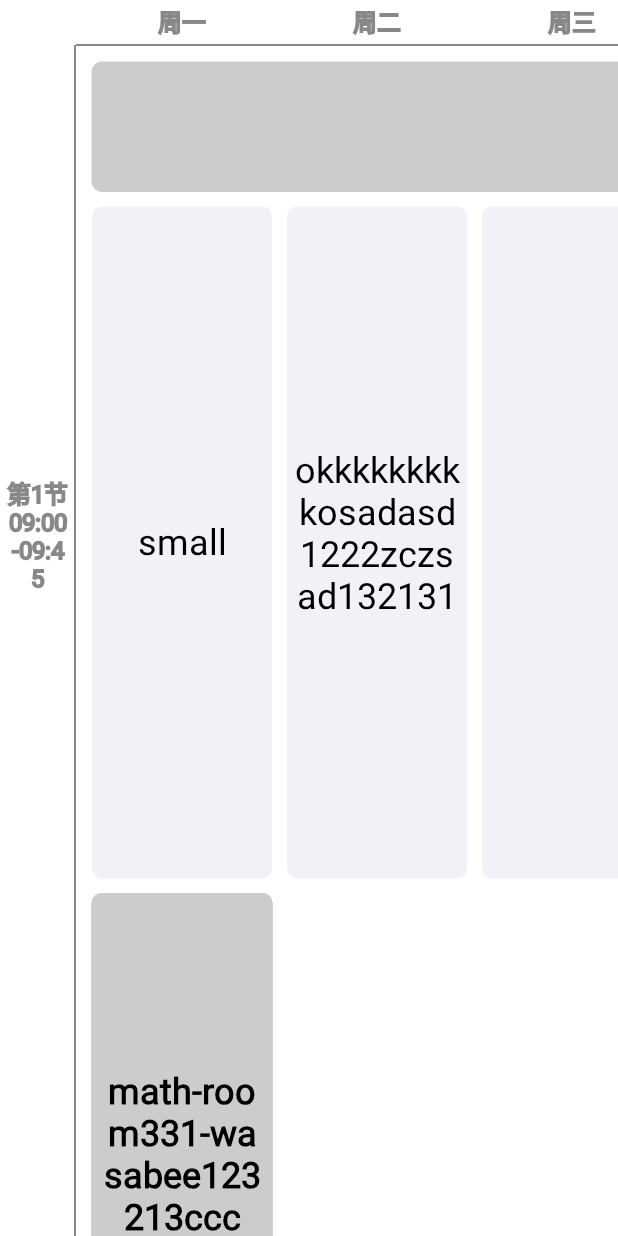
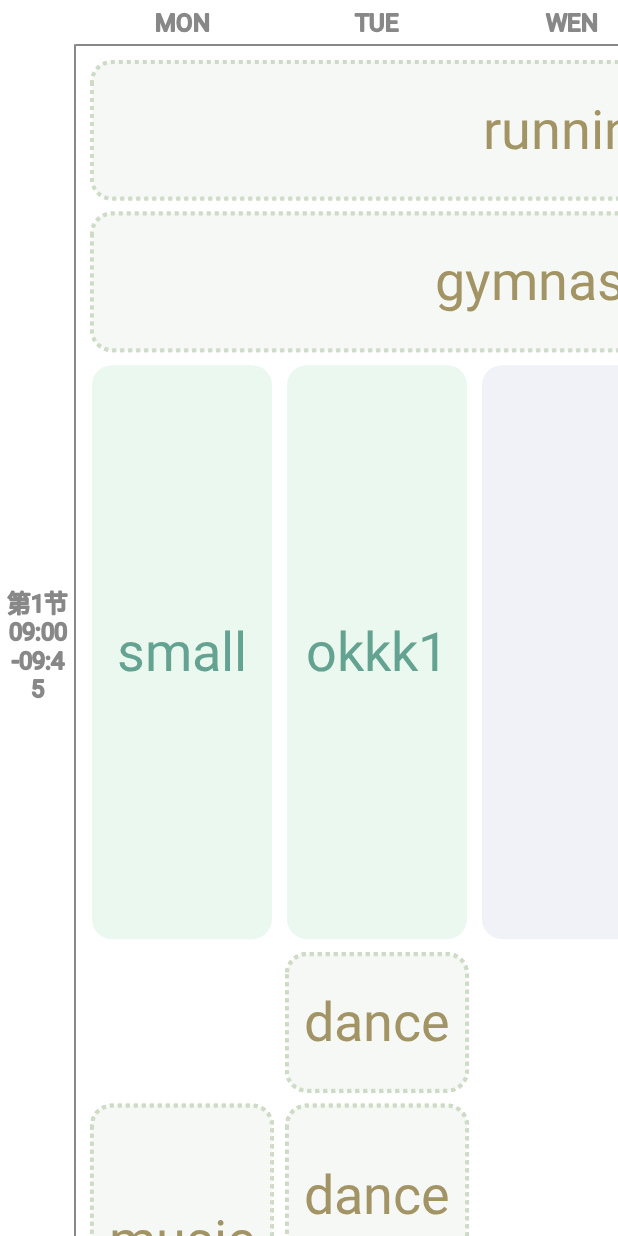
Before and after one commit to kazarf007/LessonSchedulePro, an Android app: the screen it shows after launch (MainActivity), on a phone screen of 412 x 824 dp. Run offline under Robolectric (Android 15) with nearby library versions, the phone set to English and light mode, and no system bars; 13 statements that could not run were skipped.

Commit message:
优化，图片待适配

```diff
--- a/app/src/main/java/com/example/lessontablepro/MainActivity.kt
+++ b/app/src/main/java/com/example/lessontablepro/MainActivity.kt
@@ -15,27 +15,27 @@ class MainActivity : AppCompatActivity() {
         super.onCreate(savedInstanceState)
         setContentView(R.layout.activity_main)
         val table = findViewById<LessonScheduleProView>(R.id.table)
-        table.configScheduleSize(7, 8).setLessonData(
+        table
+            .configDrawer(lessonDrawer = MyLessonDrawer(this) , breakLessonDrawer = MyBreakDrawer())
+            .configScheduleSize(5, 5)
+            .setLessonData(
                 listOf(
-                    InnerLesson(2, 1, "okkkkkkkkkosadasd1222zczsad132131"),
-                    InnerLesson(2, 2, "math-room123-J.Koan"),
+                    InnerLesson(2, 1, "okkk1"),
+                    InnerLesson(2, 3, "math-room123-J.Koan"),
                     InnerLesson(1, 1, "small"),
-                    InnerLesson(2, 2, "small2"),
-                    InnerLesson(2, 2, "math-room123-J.Koan"),
+                    InnerLesson(2, 2, "math-room321-J.Koan"),
                     InnerLesson(6, 2, "math-room123-J.Koan"),
                 )
             )
             .setSerialBreakLessonData(
                 listOf(
-                    InnerBreakLesson(1, "running", true, 0),
-                    Inner2BreakLesson(1, 2, "art-room331-kk", false, 0), //星期1，第2节之后
-                    Inner2BreakLesson(1, 2, "1-2-before_1", true, 5),//星期1，第2节之前 1
-                    Inner2BreakLesson(2, 2, "2-2-before_1", true, 5),//星期2，第2节之前 0
-                    Inner2BreakLesson(1, 2, "1-2-before_2", true, 2),//星期1，第2节之前 2
-                    Inner2BreakLesson(2, 2, "wait", false, 0),//星期2，第2节之后 0
-                    Inner2BreakLesson(1, 2, "math-room331-wasabee123213ccc", true, 1),//星期1，第2节之前 0
-                    Inner2BreakLesson(3, 2, "3-2-before_1", true, 5),//星期3，第2节之前 0
-
+                    InnerBreakLesson(1, "running", true, 1),
+                    InnerBreakLesson(1, "gymnastics", true, 3),
+                    Inner2BreakLesson(1, 2, "music", true, 1),//星期1，第2节之前 1
+                    Inner2BreakLesson(2, 2, "dance", true, 0),//星期2，第2节之前 0
+                    Inner2BreakLesson(2, 2, "dance2", true, 1),//星期2，第2节之前 0
+                    Inner2BreakLesson(3, 2, "painting", true, 3),//星期1，第2节之前 2
+                    Inner2BreakLesson(4, 2, "balls", true, 4),//星期3，第2节之前 0
                 )
             )
             .addClickListener(object : ScheduleClickListener {
--- a/app/src/main/java/com/example/lessontablepro/MyLessonDrawer.kt
+++ b/app/src/main/java/com/example/lessontablepro/MyLessonDrawer.kt
@@ -1,9 +1,74 @@
 package com.example.lessontablepro
 
+import android.content.Context
+import android.graphics.*
+import android.util.Log
 import com.jaygee.lessonschedule.drawer.DefaultLessonDrawer
+import com.jaygee.lessonschedule.drawer.SerialBreakDrawer
+import com.jaygee.lessonschedule.model.LessonCell
+import com.jaygee.lessonschedule.util.generateRoundBitmap
 
 /**
  *  create on 1/3/2023
  **/
-class MyLessonDrawer : DefaultLessonDrawer() {
+class MyLessonDrawer(val context: Context) : DefaultLessonDrawer(54f) {
+
+    override val textColor
+        get() = Color.parseColor("#64A291")
+
+    override val bgColor: Int
+        get() = Color.parseColor("#EAF8EF")
+
+    override val emptyColor: Int
+        get() = Color.parseColor("#F0F2F7")
+
+    lateinit var imgMath : Bitmap
+
+
+    override fun drawBg(canvas: Canvas?, cell: LessonCell, label: List<String?>, paint: Paint) {
+        if (label.any { it?.contains("math") == true }){
+//            canvas?.drawBitmap(imgMath, rect, cell.rectF ,paint)
+
+            if (!::imgMath.isInitialized){
+                imgMath = generateRoundBitmap(BitmapFactory.decodeResource(context.resources , R.mipmap.img_math) ,
+                    cell.cellWidth , cell.cellHeight,20f, 20f)
+            }
+//            canvas?.drawBitmap(imgMath, rect ,cell.rectF, null)
+            canvas?.drawBitmap(imgMath, cell.rectF.left , cell.rectF.top, null)
+        }else{
+            super.drawBg(canvas, cell, label, paint)
+        }
+    }
+
+    override fun drawContent(canvas: Canvas?, cell: LessonCell, label: List<String?>) {
+        if (label.none { it?.contains("math") == true }){
+            super.drawContent(canvas, cell, label)
+        }
+    }
 }
+
+
+class MyBreakDrawer : SerialBreakDrawer(54f ,10f){
+
+    override val textColor: Int
+        get() = Color.parseColor("#A29464")
+
+    override val bgColor: Int
+        get() = Color.parseColor("#F5F8F4")
+
+    val borderColor = Color.parseColor("#CEDCC7")
+
+    val dashPathEffect = DashPathEffect(floatArrayOf(4f,4f) ,0f)
+
+    override fun drawBg(canvas: Canvas?, path: Path, paint: Paint) {
+        paint.color = bgColor
+        paint.style = Paint.Style.FILL
+        canvas?.drawPath(path , paint)
+        paint.style = Paint.Style.STROKE
+        paint.color = borderColor
+        paint.strokeWidth = 4f
+        paint.pathEffect = dashPathEffect
+        canvas?.drawPath(path , paint)
+        paint.style = Paint.Style.FILL
+    }
+}
--- a/lib_lesson_schedule/src/main/java/com/jaygee/lessonschedule/drawer/DefaultBorderDrawer.kt
+++ b/lib_lesson_schedule/src/main/java/com/jaygee/lessonschedule/drawer/DefaultBorderDrawer.kt
@@ -11,14 +11,14 @@ import com.jaygee.lessonschedule.util.generateMultiLineString
 /**
  *  create on 24/2/2023
  **/
-class DefaultBorderDrawer(
+open class DefaultBorderDrawer(
     var tvSize: Float,
     var color: Int,
     var marginX: Float,
     var marginY: Float
 ) : BorderDrawer {
 
-    private val mPaint: TextPaint by lazy {
+    protected val mPaint: TextPaint by lazy {
         TextPaint().apply {
             style = Paint.Style.FILL_AND_STROKE
             this.textSize = tvSize
@@ -27,6 +27,8 @@ class DefaultBorderDrawer(
             this.color = color
             this.strokeWidth = 2f
             this.textAlign = Paint.Align.CENTER
+            this.strokeJoin = Paint.Join.ROUND
+            this.strokeCap = Paint.Cap.ROUND
         }
     }
 
@@ -47,14 +49,14 @@ class DefaultBorderDrawer(
 
     override fun lessonIndexMargin() = marginY + lineSize() * 2
 
-    val map = mapOf<Int, String>(
-        Pair(1, "周一"),
-        Pair(2, "周二"),
-        Pair(3, "周三"),
-        Pair(4, "周四"),
-        Pair(5, "周五"),
-        Pair(6, "周六"),
-        Pair(7, "周日")
+    open val map = mapOf<Int, String>(
+        Pair(1, "MON"),
+        Pair(2, "TUE"),
+        Pair(3, "WEN"),
+        Pair(4, "THR"),
+        Pair(5, "FRI"),
+        Pair(6, "SAT"),
+        Pair(7, "SUN")
     )
 
 
--- a/lib_lesson_schedule/src/main/java/com/jaygee/lessonschedule/drawer/DefaultLessonDrawer.kt
+++ b/lib_lesson_schedule/src/main/java/com/jaygee/lessonschedule/drawer/DefaultLessonDrawer.kt
@@ -3,6 +3,7 @@ package com.jaygee.lessonschedule.drawer
 import android.graphics.Canvas
 import android.graphics.Color
 import android.graphics.Paint
+import android.graphics.Path
 import android.text.TextPaint
 import com.jaygee.lessonschedule.drawer.base.LessonDrawer
 import com.jaygee.lessonschedule.model.LessonCell
@@ -12,19 +13,18 @@ import com.jaygee.lessonschedule.util.drawMultiLineText
 /**
  *  create on 13/2/2023
  **/
-open class DefaultLessonDrawer() : LessonDrawer {
+open class DefaultLessonDrawer(var tvSize : Float) : LessonDrawer {
 
-    open var textColor: Int = Color.parseColor("#000000")
+    open val textColor: Int = Color.parseColor("#000000")
 
-    val bgColor: Int
+    open val bgColor: Int
         get() = Color.parseColor("#F0F2F7")
 
-    val emptyColor: Int
+    open val emptyColor: Int
         get() = Color.parseColor("#F0F2F7")
 
-    var tvSize : Float = 36f
 
-    val mPaint: TextPaint by lazy {
+    protected val mPaint: TextPaint by lazy {
         TextPaint().apply {
             style = Paint.Style.FILL_AND_STROKE
             this.textSize = tvSize
@@ -44,16 +44,23 @@ open class DefaultLessonDrawer() : LessonDrawer {
 
 
     override fun draw(canvas: Canvas?, cell: LessonCell, label : List<String?>) {
+        drawBg(canvas,cell,label,mPaint)
+        drawContent(canvas, cell, label)
+    }
+
+    open fun drawBg(canvas: Canvas? , cell : LessonCell , label : List<String?> , paint: Paint){
         mPaint.color = if (label.isEmpty() || label.none { !it.isNullOrEmpty() }) {
             emptyColor
         } else {
             bgColor
         }
         canvas?.drawPath(cell.path, mPaint)
+    }
+
+    open fun drawContent(canvas: Canvas? , cell : LessonCell , label : List<String?>  ){
         mPaint.color = textColor
         mPaint.drawMultiLineText(
             canvas, label, cell.rectF, cell.cellWidth , cell.cellHeight, drawTextOffsetY, textMeasureHeight
         )
     }
-
 }
--- a/lib_lesson_schedule/src/main/java/com/jaygee/lessonschedule/drawer/SerialBreakDrawer.kt
+++ b/lib_lesson_schedule/src/main/java/com/jaygee/lessonschedule/drawer/SerialBreakDrawer.kt
@@ -9,12 +9,17 @@ import com.jaygee.lessonschedule.util.drawMultiLineText
 /**
  *  create on 24/2/2023
  **/
-class SerialBreakDrawer(val textSize: Float, val minHeight: Float) : BreakDrawer {
+open class SerialBreakDrawer(var tvSize : Float , val minHeight: Float) : BreakDrawer {
+
+    open val textColor: Int = Color.parseColor("#A29464")
+
+    open val bgColor: Int
+        get() = Color.parseColor("#F5F8F4")
 
     private val mPaint: TextPaint by lazy {
         TextPaint().apply {
             style = Paint.Style.FILL_AND_STROKE
-            this.textSize = 36f
+            this.textSize = tvSize
             this.isDither = true
             this.isAntiAlias = true
             this.strokeWidth = 1f
@@ -34,22 +39,30 @@ class SerialBreakDrawer(val textSize: Float, val minHeight: Float) : BreakDrawer
 
     override fun drawBreak(
         canvas: Canvas?,
-        cells : Map<Pair<Int, Boolean>, Map<Int , List<BreakLessonCell>>>
+        cells: Map<Pair<Int, Boolean>, Map<Int, List<BreakLessonCell>>>
     ) {
         for (value in cells.values) {
             for (vue in value.values) {
                 for (breakLessonCell in vue) {
-                    mPaint.color = Color.LTGRAY
-                    canvas?.drawPath(breakLessonCell.path , mPaint)
-                    mPaint.color = Color.BLACK
+                    drawBg(canvas,breakLessonCell.path,mPaint)
+                    mPaint.color = textColor
                     mPaint.drawMultiLineText(
-                        canvas, breakLessonCell.label,
-                        breakLessonCell.rectF, breakLessonCell.cellWidth, breakLessonCell.cellHeight, drawTextOffsetY, textMeasureHeight
+                        canvas,
+                        breakLessonCell.label,
+                        breakLessonCell.rectF,
+                        breakLessonCell.cellWidth,
+                        breakLessonCell.cellHeight,
+                        drawTextOffsetY,
+                        textMeasureHeight
                     )
                 }
             }
         }
     }
 
+    open fun drawBg(canvas: Canvas? , path : Path , paint: Paint){
+        mPaint.color = bgColor
+        canvas?.drawPath(path, mPaint)
+    }
 
 }
--- a/lib_lesson_schedule/src/main/java/com/jaygee/lessonschedule/model/LessonCell.kt
+++ b/lib_lesson_schedule/src/main/java/com/jaygee/lessonschedule/model/LessonCell.kt
@@ -12,7 +12,7 @@ open class LessonCell(var rectF: RectF) {
 
     init {
         path = Path().apply {
-            addRoundRect(rectF, 10f, 10f, Path.Direction.CCW)
+            addRoundRect(rectF, 20f, 20f, Path.Direction.CCW)
         }
     }
 
@@ -37,7 +37,7 @@ open class BreakLessonCell(var rectF: RectF) {
 
     init {
         path = Path().apply {
-            addRoundRect(rectF, 10f, 10f, Path.Direction.CCW)
+            addRoundRect(rectF, 20f, 20f, Path.Direction.CCW)
         }
     }
 
--- /dev/null
+++ b/lib_lesson_schedule/src/main/java/com/jaygee/lessonschedule/util/BitmapExt.kt
@@ -0,0 +1,74 @@
+package com.jaygee.lessonschedule.util
+
+import android.graphics.*
+import android.util.Log
+import kotlin.math.abs
+
+/**
+ *  create on 6/3/2023
+ **/
+
+fun generateRoundBitmap(bmp: Bitmap, width: Float, height: Float, rx: Float, ry: Float): Bitmap {
+    val origin = generateFitBitmap(bmp, width, height)
+    Log.e("var","before : w ->${bmp.width} , h ->${bmp.height} ____ after : w ->${origin.width} , h ->${origin.height} ____ size : w ->${width} , h ->${height}")
+    val bitmap = Bitmap.createBitmap(origin.width, origin.height, Bitmap.Config.ARGB_8888)
+    val canvas = Canvas(bitmap)
+    val paint = Paint().apply {
+        isAntiAlias = true
+        style = Paint.Style.FILL_AND_STROKE
+        color = Color.RED
+    }
+    val disW = (abs(bitmap.width - width) / 2).toInt()
+    val disH = (abs(bitmap.height - height) / 2).toInt()
+    val rect = Rect(
+        disW,
+        disH,
+        bitmap.width - disW,
+        bitmap.height - disH
+    )
+    val rectF = RectF(0f, 0f, width, height)
+    canvas.drawARGB(0, 0, 0, 0)
+
+    canvas.drawRoundRect(rectF, rx, ry, paint)
+
+    paint.xfermode = PorterDuffXfermode(PorterDuff.Mode.SRC_IN)
+
+    canvas.drawBitmap(origin, rect, rectF, paint)
+    origin.recycle()
+    return bitmap
+}
+
+fun generateFitBitmap(bmp: Bitmap, width: Float, height: Float): Bitmap {
+    return scaleBitmap(bmp, width, height)
+}
+
+fun scaleBitmap(bmp: Bitmap, width: Float, height: Float): Bitmap {
+    //原始宽高比
+    val ratio = bmp.width / bmp.height
+    //目标宽高比
+    val ratio2 = width / height
+    var newWidth = 0f
+    var newHeight = 0f
+    when{
+        ratio >= 1 && ratio2 < 1 -> {
+            //横图 -> 竖图
+
+        }
+        ratio < 1 && ratio2 >= 1 -> {
+            //竖图 -> 横图
+        }
+        else -> {
+            //同类型切换
+            newWidth = width
+            newHeight = height
+        }
+    }
+
+    val scaleW = newWidth / bmp.width
+    val scaleH = newHeight / bmp.height
+    val matrix = Matrix()
+    matrix.postScale(scaleW, scaleH)
+    val bitmap = Bitmap.createBitmap(bmp, 0, 0, bmp.width, bmp.height , matrix, false)
+    bmp.recycle()
+    return bitmap
+}
```
Also changed, not shown: lib_lesson_schedule/src/main/java/com/jaygee/lessonschedule/LessonScheduleProView.kt (+15 -104 lines), lib_lesson_schedule/src/main/java/com/jaygee/lessonschedule/model/Lesson.kt (+8 -6 lines), lib_lesson_schedule/src/main/java/com/jaygee/lessonschedule/util/Touch2Scroll.kt (added, +94 -0 lines), app/src/main/res/mipmap-xxhdpi/img_22.webp (added), app/src/main/res/mipmap-xxhdpi/img_33.webp (added), app/src/main/res/mipmap-xxhdpi/img_math.webp (added), app/src/main/res/mipmap-xxhdpi/tets1.jpeg (added).
